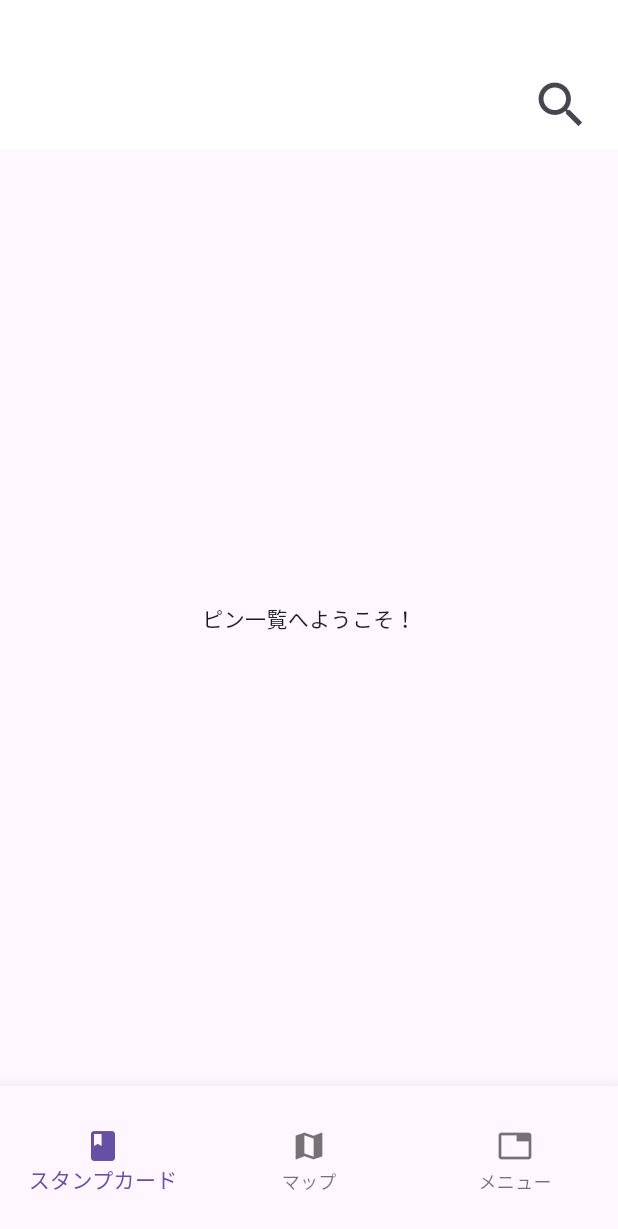
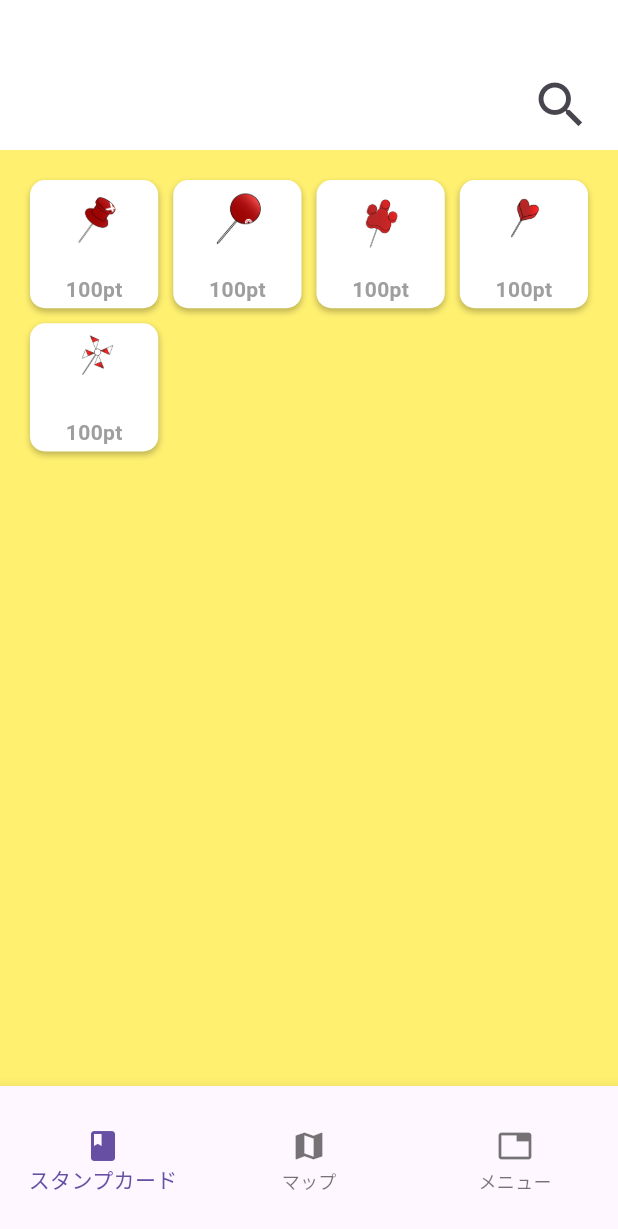
Before and after one commit to GradProjectHub/Seicheese-Flutter, a Flutter app: the PinListScreen screen opened directly, on a phone screen of 412 x 824 dp. Shown: the top 1229 px of the screen. Run offline on Flutter 3.47's test engine with Material 3 defaults, Android fonts, the phone set to English and light mode, and no system bars.

Commit message:
ピン一覧画面の作成

```diff
--- a/lib/screens/pin_list_screen.dart
+++ b/lib/screens/pin_list_screen.dart
@@ -2,17 +2,151 @@ import 'package:flutter/material.dart';
 import 'package:seicheese/compoents/footer.dart';
 import 'package:seicheese/compoents/header.dart';
 
+class PinListScreen extends StatefulWidget {
+  @override
+  _PinListScreenState createState() => _PinListScreenState();
+}
 
-class PinListScreen extends StatelessWidget {
+class _PinListScreenState extends State<PinListScreen> {
+  bool modalVisible = false;
+  int selectedPinIndex = 0;
+
+  // ピン画像リスト
+  final List<Map<String, dynamic>> pinImages = [
+    {'image': 'assets/pin/pin_1.png', 'points': 100},
+    {'image': 'assets/pin/pin_2.png', 'points': 100},
+    {'image': 'assets/pin/pin_3.png', 'points': 100},
+    {'image': 'assets/pin/pin_4.png', 'points': 100},
+    {'image': 'assets/pin/pin_5.png', 'points': 100},
+  ];
+
   @override
   Widget build(BuildContext context) {
     return Scaffold(
+      backgroundColor: Color(0xFFFFF070),
+      // ヘッダーを表示
       appBar: PreferredSize(
-        preferredSize: Size.fromHeight(100), // ヘッダーの高さを100に設定
-        child: Header(), // Headerをここに追加
+        preferredSize: Size.fromHeight(100), // ヘッダーの高さ
+        child: Header(), // Header コンポーネント
       ),
-      body: const Center(
-        child: Text('ピン一覧へようこそ！'),
+      body: Stack(
+        children: [
+          // グリッドビューでピンを表示
+          Padding(
+            padding: const EdgeInsets.all(20),
+            child: GridView.builder(
+              gridDelegate: SliverGridDelegateWithFixedCrossAxisCount(
+                crossAxisCount: 4,
+                crossAxisSpacing: 10,
+                mainAxisSpacing: 10,
+              ),
+              itemCount: pinImages.length,
+              itemBuilder: (context, index) {
+                return GestureDetector(
+                  onTap: () {
+                    setState(() {
+                      selectedPinIndex = index;
+                      modalVisible = true;
+                    });
+                    showDialog(
+                      context: context,
+                      builder: (BuildContext context) {
+                        return AlertDialog(
+                          contentPadding: EdgeInsets.all(20),
+                          shape: RoundedRectangleBorder(
+                            borderRadius: BorderRadius.circular(15),
+                          ),
+                          content: Column(
+                            mainAxisSize: MainAxisSize.min,
+                            children: [
+                              Image.asset(
+                                pinImages[selectedPinIndex]['image'],
+                                width: 100,
+                                height: 100,
+                              ),
+                              SizedBox(height: 20),
+                              Text(
+                                '${pinImages[selectedPinIndex]['points']}pt',
+                                style: TextStyle(
+                                  fontSize: 24,
+                                  fontWeight: FontWeight.bold,
+                                ),
+                              ),
+                              SizedBox(height: 20),
+                              Text(
+                                'このピンを交換しますか？',
+                                style: TextStyle(
+                                  fontSize: 22,
+                                  fontWeight: FontWeight.bold,
+                                ),
+                              ),
+                              SizedBox(height: 20),
+                              Row(
+                                mainAxisAlignment:
+                                    MainAxisAlignment.spaceEvenly,
+                                children: [
+                                  ElevatedButton(
+                                    onPressed: () {
+                                      setState(() {
+                                        modalVisible = false;
+                                      });
+                                      Navigator.pop(context);
+                                    },
+                                    child: Text('はい', style: TextStyle(fontSize: 18)),
+                                  ),
+                                  ElevatedButton(
+                                    onPressed: () {
+                                      setState(() {
+                                        modalVisible = false;
+                                      });
+                                      Navigator.pop(context);
+                                    },
+                                    child: Text('いいえ', style: TextStyle(fontSize: 18)),
+                                  ),
+                                ],
+                              ),
+                            ],
+                          ),
+                        );
+                      },
+                    );
+                  },
+                  child: Container(
+                    decoration: BoxDecoration(
+                      color: Colors.white,
+                      borderRadius: BorderRadius.circular(10),
+                      boxShadow: [
+                        BoxShadow(
+                          color: Colors.black.withOpacity(0.25),
+                          blurRadius: 3.0,
+                          offset: Offset(0, 2),
+                        ),
+                      ],
+                    ),
+                    child: Column(
+                      mainAxisAlignment: MainAxisAlignment.center,
+                      children: [
+                        Image.asset(
+                          pinImages[index]['image'],
+                          width: 50,
+                          height: 50,
+                        ),
+                        SizedBox(height: 10),
+                        Text(
+                          '${pinImages[index]['points']}pt',
+                          style: TextStyle(
+                              fontSize: 14,
+                              fontWeight: FontWeight.bold,
+                              color: Colors.grey),
+                        ),
+                      ],
+                    ),
+                  ),
+                );
+              },
+            ),
+          ),
+        ],
       ),
       bottomNavigationBar: Footer(), // フッターを表示
     );
--- a/pubspec.yaml
+++ b/pubspec.yaml
@@ -24,3 +24,8 @@ flutter:
    - assets/icons/google-icon.png
    - assets/icons/logo.jpg
    - assets/stamp/stamp_1.png
+   - assets/pin/pin_1.png
+   - assets/pin/pin_2.png
+   - assets/pin/pin_3.png
+   - assets/pin/pin_4.png
+   - assets/pin/pin_5.png
```
Also changed, not shown: assets/pin/pin_1.png (added), assets/pin/pin_2.png (added), assets/pin/pin_3.png (added), assets/pin/pin_4.png (added), assets/pin/pin_5.png (added).
